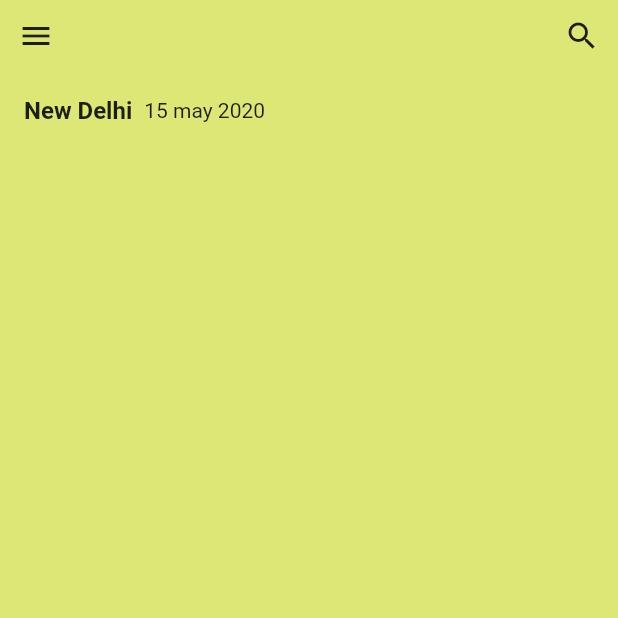
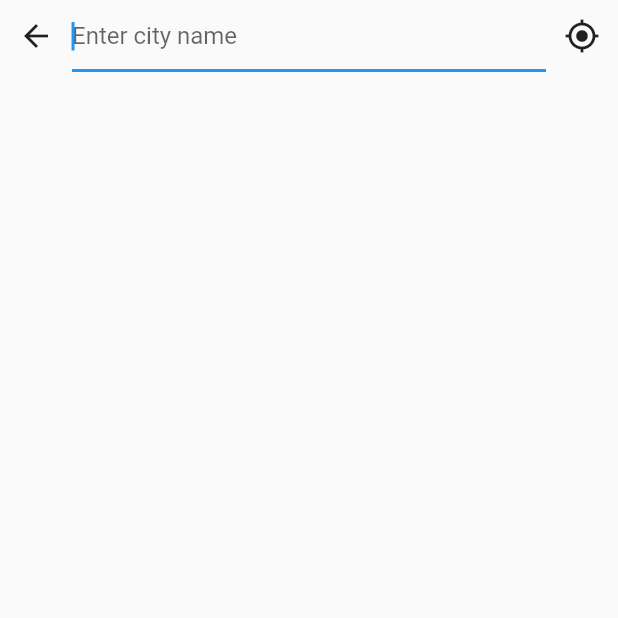
Before and after one commit to naivekook/sweater_weather, a Flutter app: the screen it shows after launch, after a tap on the "search" icon, on a phone screen of 412 x 824 dp, the top half of it. Run offline on Flutter 3.47's test engine with Material 2 defaults, Android fonts, the phone set to English and light mode, and no system bars; our stand-ins replace flutter_dotenv, geolocator.

Commit message:
Add screen for adding new city

```diff
--- a/lib/main.dart
+++ b/lib/main.dart
@@ -1,20 +1,18 @@
 import 'package:flutter/material.dart';
 import 'package:flutter_dotenv/flutter_dotenv.dart';
-import 'package:sweaterweather/models/location.dart';
 
 import 'screens/home_screen.dart';
-import 'services/weather_client.dart';
 
 Future<void> main() async {
   await DotEnv().load('.env');
-  final weatherClient = WeatherClient(DotEnv().env['WEATHER_API_KEY']);
-  final result =
-      await weatherClient.getWeatherByLocation(Location(lat: 34.0201598, lon: -118.6926001));
-  if (result.isSuccess()) {
-    print("result" + result.successValue.toString());
-  } else {
-    print("result" + result.errorValue);
-  }
+//  final weatherClient = WeatherService(DotEnv().env['WEATHER_API_KEY']);
+//  final result =
+//      await weatherClient.getWeatherByLocation(Location(lat: 34.0201598, lon: -118.6926001));
+//  if (result.isSuccess()) {
+//    print("result" + result.successValue.toString());
+//  } else {
+//    print("result" + result.errorValue);
+//  }
 
   return runApp(MyApp());
 }
--- a/lib/models/weather.dart
+++ b/lib/models/weather.dart
@@ -112,17 +112,13 @@ class Clouds {
 }
 
 class Sys {
-  int type;
-  int id;
   String countryCode;
   int sunrise;
   int sunset;
 
-  Sys({this.type, this.id, this.countryCode, this.sunrise, this.sunset});
+  Sys({this.countryCode, this.sunrise, this.sunset});
 
   Sys.fromJson(Map<String, dynamic> json) {
-    type = json['type'];
-    id = json['id'];
     countryCode = json['country'];
     sunrise = json['sunrise'];
     sunset = json['sunset'];
--- /dev/null
+++ b/lib/screens/addcity/add_city_controller.dart
@@ -0,0 +1,72 @@
+import 'package:flutter/cupertino.dart';
+import 'package:flutter/material.dart';
+import 'package:flutter_dotenv/flutter_dotenv.dart';
+import 'package:geolocator/geolocator.dart';
+import 'package:sweaterweather/models/city.dart';
+import 'package:sweaterweather/models/location.dart';
+import 'package:sweaterweather/services/weather_service.dart';
+
+class AddCityController with ChangeNotifier {
+  final _weatherService = WeatherService(DotEnv().env['WEATHER_API_KEY']);
+  List<City> _cities = [];
+
+  bool isProgress = false;
+
+  Future<void> findByName(String name) async {
+    _cities.clear();
+    if (name.isEmpty) {
+      notifyListeners();
+      return;
+    }
+    _setProgress(true);
+    final result = await _weatherService.findCity(name);
+    if (result.isSuccess()) {
+      _cities.addAll(result.successValue);
+      print("result" + result.successValue.toString());
+    } else {
+      print("result" + result.errorValue);
+    }
+    _setProgress(false);
+  }
+
+  Future<void> findByCurrentLocation() async {
+    _setProgress(true);
+    _cities.clear();
+    Position position =
+        await Geolocator().getCurrentPosition(desiredAccuracy: LocationAccuracy.high);
+    final result = await _weatherService
+        .getWeatherByLocation(Location(lat: position.latitude, lon: position.longitude));
+    if (result.isSuccess()) {
+      _cities.add(City(
+          id: result.successValue.cityId,
+          name: result.successValue.cityName,
+          country: result.successValue.sys.countryCode,
+          location: result.successValue.location));
+      print("result" + result.successValue.toString());
+    } else {
+      print("result" + result.errorValue);
+    }
+    _setProgress(false);
+  }
+
+  List<Widget> cityTiles() => _cities
+      .map((city) => ListTile(
+            leading: Column(
+              mainAxisAlignment: MainAxisAlignment.center,
+              children: <Widget>[
+                Image.network(
+                    'http://openweathermap.org/images/flags/${city.country.toLowerCase()}.png'),
+              ],
+            ),
+            title: Text('${city.name}, ${city.country}'),
+            onTap: () {
+              print('ListTile tapped');
+            },
+          ))
+      .toList();
+
+  void _setProgress(bool value) {
+    isProgress = value;
+    notifyListeners();
+  }
+}
--- /dev/null
+++ b/lib/screens/addcity/add_city_screen.dart
@@ -0,0 +1,75 @@
+import 'package:flutter/material.dart';
+import 'package:provider/provider.dart';
+import 'package:sweaterweather/screens/addcity/add_city_controller.dart';
+import 'package:sweaterweather/utils/debouncer.dart';
+
+class AddCityScreen extends StatelessWidget {
+  @override
+  Widget build(BuildContext context) {
+    return Scaffold(
+      body: SafeArea(
+        child: ChangeNotifierProvider(
+          create: (context) => AddCityController(),
+          child: Column(
+            children: <Widget>[_SearchBarWidget(), Expanded(child: _CityListWidget())],
+          ),
+        ),
+      ),
+    );
+  }
+}
+
+class _SearchBarWidget extends StatelessWidget {
+  final _debouncer = Debouncer(milliseconds: 500);
+
+  @override
+  Widget build(BuildContext context) {
+    return Row(
+      children: <Widget>[
+        IconButton(
+          icon: Icon(Icons.arrow_back),
+          onPressed: () {
+            Navigator.pop(context);
+          },
+        ),
+        Expanded(
+          child: TextField(
+            textInputAction: TextInputAction.done,
+            keyboardType: TextInputType.text,
+            autofocus: true,
+            maxLines: 1,
+            decoration: const InputDecoration(
+              hintText: 'Enter city name',
+            ),
+            onChanged: (text) {
+              _debouncer.run(() {
+                Provider.of<AddCityController>(context, listen: false).findByName(text);
+              });
+            },
+          ),
+        ),
+        IconButton(
+          icon: Icon(Icons.my_location),
+          onPressed: () {
+            Provider.of<AddCityController>(context, listen: false).findByCurrentLocation();
+          },
+        )
+      ],
+    );
+  }
+}
+
+class _CityListWidget extends StatelessWidget {
+  @override
+  Widget build(BuildContext context) {
+    return Consumer<AddCityController>(builder: (context, value, child) {
+      if (value.isProgress) {
+        return Center(child: CircularProgressIndicator());
+      } else {
+        return ListView(
+          children: value.cityTiles(),
+        );
+      }
+    });
+  }
+}
--- a/lib/screens/home_screen.dart
+++ b/lib/screens/home_screen.dart
@@ -1,4 +1,5 @@
 import 'package:flutter/material.dart';
+import 'package:sweaterweather/screens/addcity/add_city_screen.dart';
 
 class HomeScreen extends StatelessWidget {
   @override
@@ -29,7 +30,9 @@ class TopBarWidget extends StatelessWidget {
         ),
         IconButton(
           icon: Icon(Icons.search),
-          onPressed: () {},
+          onPressed: () {
+            Navigator.push(context, MaterialPageRoute(builder: (context) => AddCityScreen()));
+          },
         ),
       ],
     );
--- a/lib/services/weather_client.dart
+++ b/lib/services/weather_service.dart
@@ -8,11 +8,11 @@ import 'package:sweaterweather/models/location.dart';
 import 'package:sweaterweather/models/network_result.dart';
 import 'package:sweaterweather/models/weather.dart';
 
-class WeatherClient {
+class WeatherService {
   static const String URL = 'http://api.openweathermap.org/data/2.5';
   final String _apiKey;
 
-  WeatherClient(this._apiKey);
+  WeatherService(this._apiKey);
 
   Future<NetworkResult<List<City>, String>> findCity(String name) async {
     final response = await http.get(URL + '/find?q=$name&type=like&appid=$_apiKey');
--- /dev/null
+++ b/lib/utils/debouncer.dart
@@ -0,0 +1,19 @@
+import 'dart:async';
+
+import 'package:flutter/foundation.dart';
+
+class Debouncer {
+  final int milliseconds;
+  VoidCallback action;
+  Timer _timer;
+
+  Debouncer({ this.milliseconds });
+
+  run(VoidCallback action) {
+    if (_timer != null) {
+      _timer.cancel();
+    }
+
+    _timer = Timer(Duration(milliseconds: milliseconds), action);
+  }
+}
--- a/pubspec.yaml
+++ b/pubspec.yaml
@@ -12,6 +12,8 @@ dependencies:
   cupertino_icons: ^0.1.2
   flutter_dotenv: ^2.1.0
   http: ^0.12.1
+  geolocator: ^5.3.1
+  provider: ^4.1.2
 
 dev_dependencies:
   flutter_test:
```
Also changed, not shown: pubspec.lock, 6 other files.
